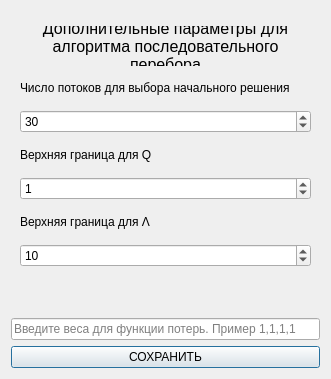
The window that gui/ui/DialogParameters.ui (Shimekii/VKR) describes before a commit, drawn with Qt 5.
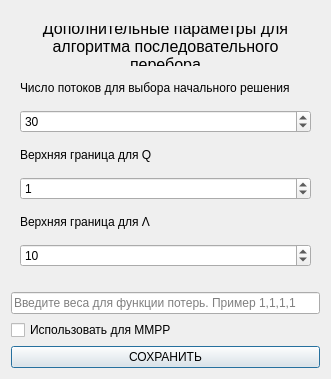
The same window after the commit. The open tabs and pages were chosen to show the change.

Commit message: Добавлен подбор параметров для MMPP

```diff
--- a/gui/ui/DialogParameters.ui
+++ b/gui/ui/DialogParameters.ui
@@ -267,6 +267,13 @@
      </property>
     </widget>
    </item>
+   <item>
+    <widget class="QCheckBox" name="checkMmpp">
+     <property name="text">
+      <string>Использовать для MMPP</string>
+     </property>
+    </widget>
+   </item>
    <item>
     <widget class="QPushButton" name="btnSaveParameters">
      <property name="text">
```
Left out of the diff: 2 changed lines with no effect on the pictures. The commit also changes 8 other files.
